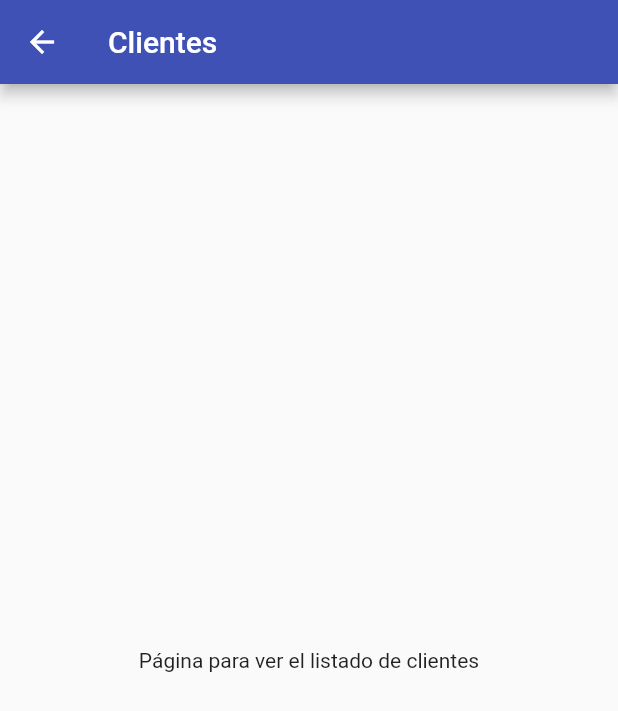
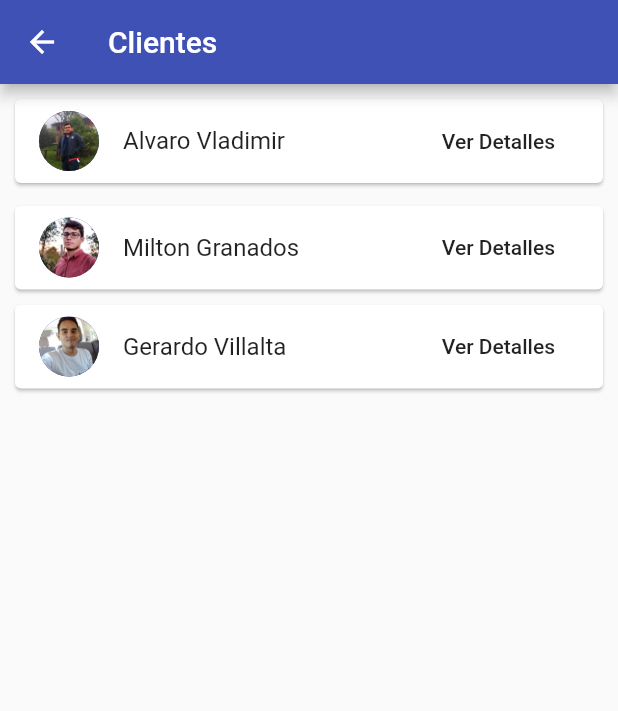
Before and after one commit to gerardoevs/driveloop-app, a Flutter app: the ClientsPage screen opened by its route, on a phone screen of 412 x 824 dp. Shown: the top 711 px of the screen. Run offline on Flutter 3.47's test engine with Material 2 defaults, Android fonts, the phone set to English and light mode, and no system bars; our stand-ins replace transparent_image.

Commit message:
Deiseño lista de clientes

```diff
--- a/lib/pages/clients_page.dart
+++ b/lib/pages/clients_page.dart
@@ -7,9 +7,61 @@ class ClientsPage extends StatelessWidget {
       appBar: AppBar(
         title: Text('Clientes'),
       ),
-      body: Center(
-        child: Text('Página para ver el listado de clientes'),
-      ),
+      body: ListView(
+        children: <Widget>[
+          Card(
+            margin: EdgeInsets.symmetric(vertical: 10.0, horizontal: 10.0),
+            child: Column(
+              children: <Widget>[
+                ListTile(
+                  leading: CircleAvatar(
+                    backgroundImage: AssetImage('assets/img/alvaro.jpg'),
+                  ),
+                  title: Text("Alvaro Vladimir"),
+                  trailing: FlatButton(
+                    child: Text("Ver Detalles"),
+                    onPressed: (){},
+                  ),
+                )
+              ],
+            )
+          ),
+          Card(
+            margin: EdgeInsets.symmetric(vertical: 5.0, horizontal: 10.0),
+            child: Column(
+              children: <Widget>[
+                ListTile(
+                  leading: CircleAvatar(
+                    backgroundImage: AssetImage('assets/img/milton.jpg'),
+                  ),
+                  title: Text("Milton Granados"),
+                  trailing: FlatButton(
+                    child: Text("Ver Detalles"),
+                    onPressed: (){},
+                  ),
+                )
+              ],
+            )
+          ),
+          Card(
+            margin: EdgeInsets.symmetric(vertical: 5.0, horizontal: 10.0),
+            child: Column(
+              children: <Widget>[
+                ListTile(
+                  leading: CircleAvatar(
+                    backgroundImage: AssetImage('assets/img/gerardo.jpg'),
+                  ),
+                  title: Text("Gerardo Villalta"),
+                  trailing: FlatButton(
+                    child: Text("Ver Detalles"),
+                    onPressed: (){},
+                  ),
+                )
+              ],
+            )
+          ),
+        ],
+      )
     );
   }
 }
--- a/lib/pages/login_page.dart
+++ b/lib/pages/login_page.dart
@@ -39,8 +39,6 @@ class LoginPage extends StatelessWidget {
             child: Column(
               children: <Widget>[
                 _crearInputUsuario(),
-                SizedBox(height: 20.0),
-                _crearInputPassword(),
                 SizedBox(height: 20.0),
                 _crearInputPassword(),
                 SizedBox(height: 20.0),
--- a/pubspec.yaml
+++ b/pubspec.yaml
@@ -50,7 +50,8 @@ flutter:
   uses-material-design: true
 
   # To add assets to your application, add an assets section, like this:
-  # assets:
+  assets:
+  - assets/img/
   #  - images/a_dot_burr.jpeg
   #  - images/a_dot_ham.jpeg
 
```
Also changed, not shown: assets/img/alvaro.jpg (added), assets/img/gerardo.jpg (added), assets/img/milton.jpg (added).
